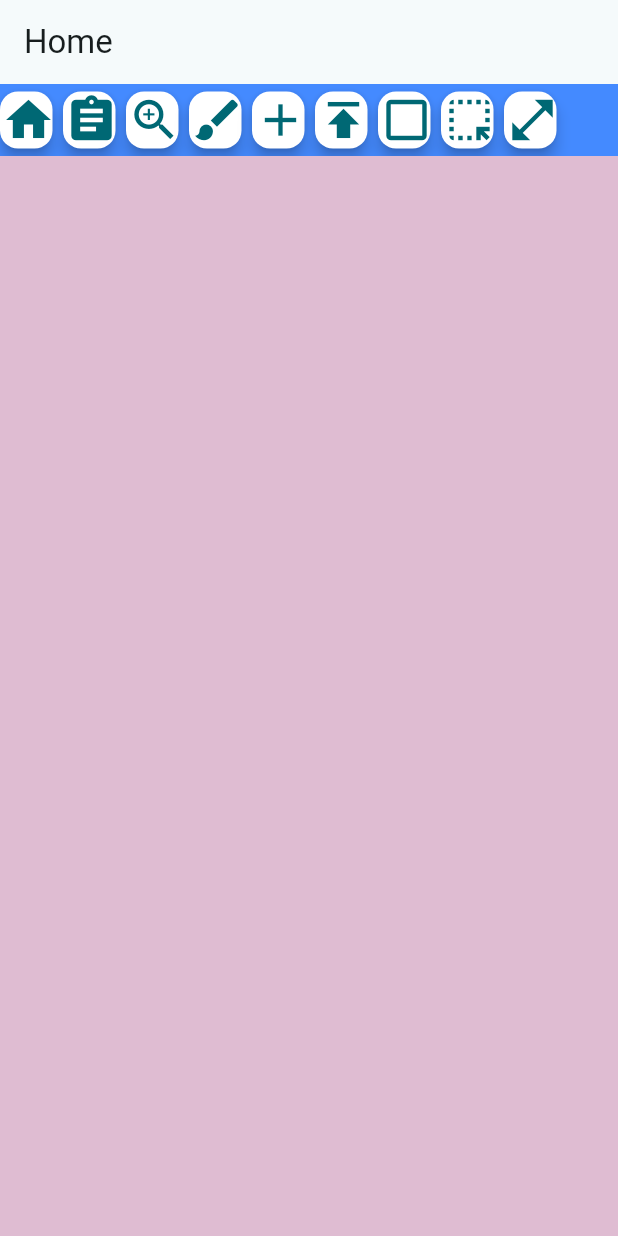
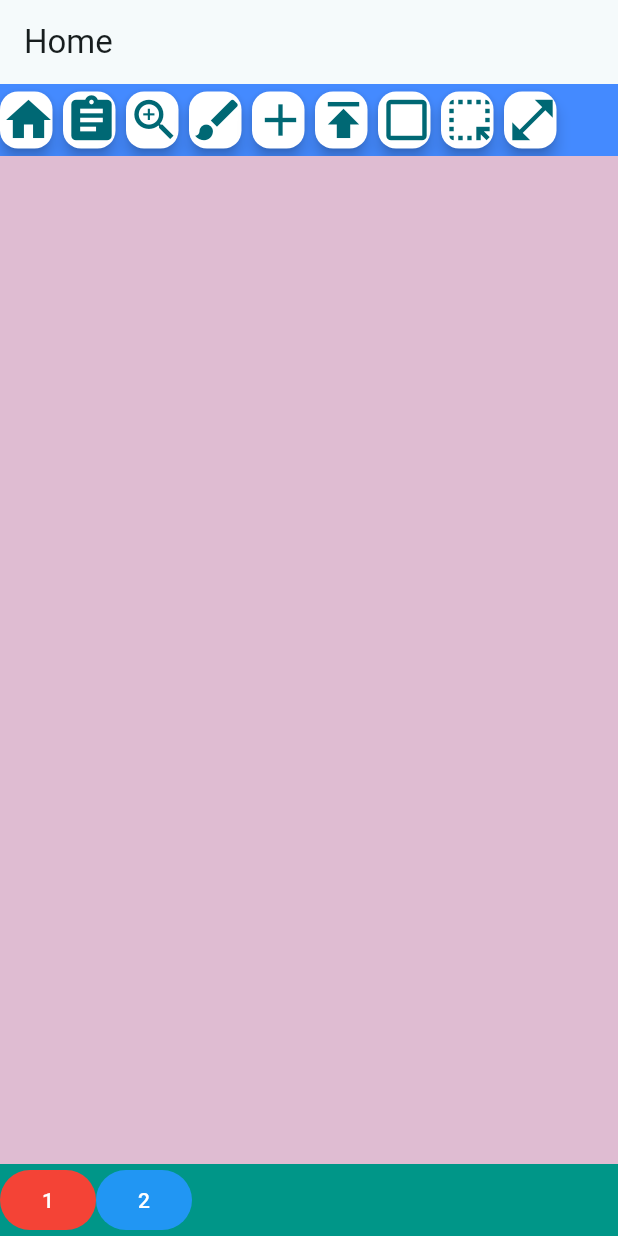
Before and after one commit to oroorro/stay_onit_app, a Flutter app: the screen it shows after launch, on a phone screen of 412 x 824 dp. Run offline on Flutter 3.47's test engine with Material 3 defaults, Android fonts, the phone set to English and light mode, and no system bars; our stand-ins replace flutter_svg.

Commit message:
implemented basic bottom nav structure

```diff
--- /dev/null
+++ b/lib/bottom_nav.dart
@@ -0,0 +1,42 @@
+import 'package:flutter/material.dart';
+import 'package:provider/provider.dart';
+import 'styled_button.dart';
+import 'models/app_state.dart';
+import 'models/state_manager_model.dart';
+
+
+class BottomNav extends StatelessWidget{
+  const BottomNav();
+
+  @override
+  Widget build(BuildContext context) {
+    return Container(
+      color: Colors.teal,
+      child: Row(
+        children: [
+          TextButton(
+            onPressed: () {
+              print("button 1 is pressed");
+            },
+            style: TextButton.styleFrom(
+              foregroundColor: Colors.white,
+              backgroundColor: Colors.red,
+            ),
+            child: const Text("1"),
+          ),
+          TextButton(
+            onPressed: () {
+              print("button 2 is pressed");
+            },
+            style: TextButton.styleFrom(
+              foregroundColor: Colors.white,
+              backgroundColor: Colors.blue,
+            ),
+            child: const Text("2"),
+          )
+        ]
+      )
+    );
+  }
+
+}
--- a/lib/main.dart
+++ b/lib/main.dart
@@ -10,6 +10,8 @@ import 'models/app_state.dart';
 import 'models/state_manager_model.dart';
 
 import 'top_nav.dart';
+import 'bottom_nav.dart';
+
 
 void main() {
   runApp(
@@ -59,15 +61,27 @@ class _MyHomePageState extends State<MyHomePage> {
       body: Column(
         children: [
           TopNav(),  // Pass callback to _TopNav
-          SizedBox(
-            width: boxSize.width,
-            height: boxSize.height,
-            child: _MiddleView(boxSize: boxSize, onResize: (newSize) {
-              setState(() {
-                boxSize = newSize; // Update box size dynamically
-              });
-            }),
+          Expanded(
+             child: SingleChildScrollView(
+              scrollDirection: Axis.vertical,
+              child: SingleChildScrollView(
+                scrollDirection: Axis.horizontal,
+                child: SizedBox(
+                  width: boxSize.width,
+                  height: boxSize.height,
+                  child: _MiddleView(
+                    boxSize: boxSize,
+                    onResize: (newSize) {
+                      setState(() {
+                        boxSize = newSize; // Update box size dynamically
+                      });
+                    },
+                  ),
+                ),
+              ),
+            ),
           ),
+          BottomNav(),
         ],
       ),
     );
```
